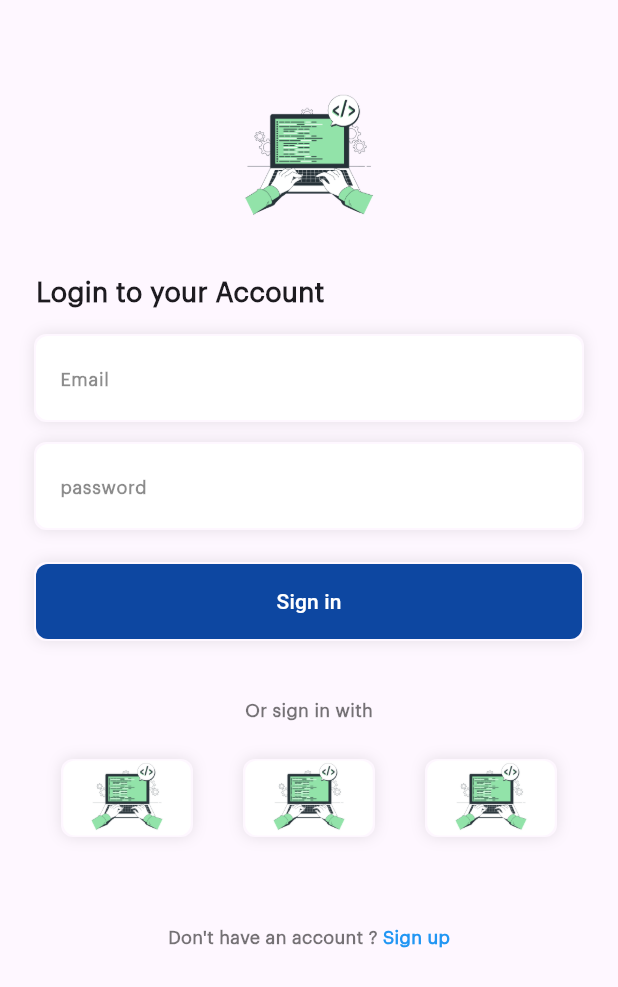
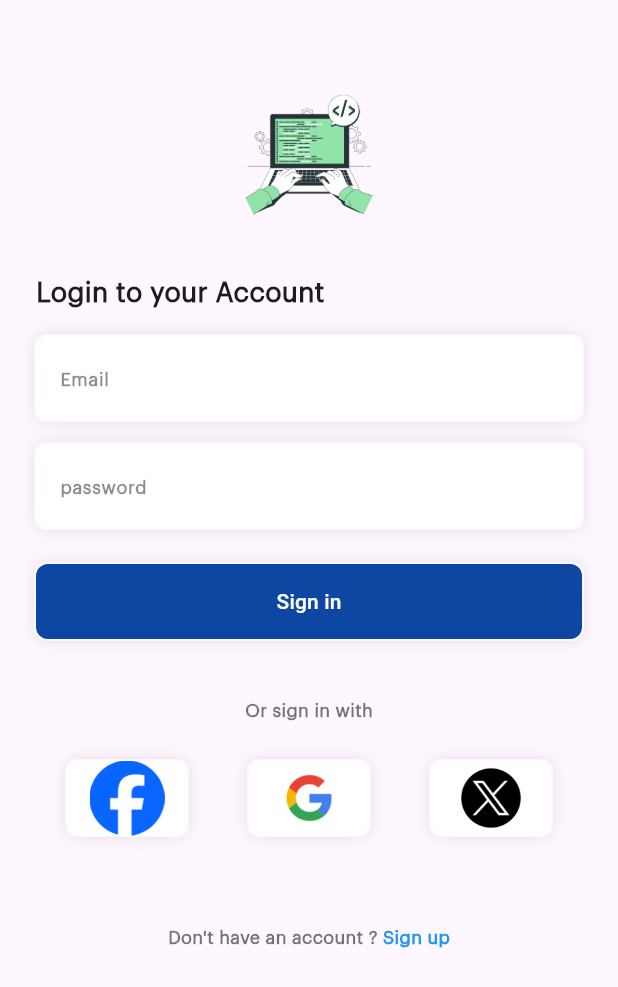
Before and after one commit to MohamedQaid/ui_flutter_app, a Flutter app: the screen it shows after launch, on a phone screen of 412 x 824 dp. Shown: the top 987 px of the screen. Run offline on Flutter 3.47's test engine with Material 3 defaults, Android fonts, the phone set to English and light mode, and no system bars.

Commit message:
update code ui1

```diff
--- a/lib/ui_1_login_and_splash/views/login_page_ui1.dart
+++ b/lib/ui_1_login_and_splash/views/login_page_ui1.dart
@@ -58,13 +58,13 @@ class LoginPageUi1 extends StatelessWidget {
                   mainAxisAlignment: MainAxisAlignment.spaceAround,
                   children: [
                     CustomIconBoxLoginUi1(
-                      pathImg: 'asset/images/logoCoding.png',
+                      pathImg: 'asset/images/ui1_png/facebook.png',
                     ),
                     CustomIconBoxLoginUi1(
-                      pathImg: 'asset/images/logoCoding.png',
+                      pathImg: 'asset/images/ui1_png/google.png',
                     ),
                     CustomIconBoxLoginUi1(
-                      pathImg: 'asset/images/logoCoding.png',
+                      pathImg: 'asset/images/ui1_png/x.png',
                     ),
                   ],
                 ),
--- a/lib/ui_1_login_and_splash/views/widgets/w_custom_icon_box_login_ui1.dart
+++ b/lib/ui_1_login_and_splash/views/widgets/w_custom_icon_box_login_ui1.dart
@@ -22,7 +22,7 @@ class CustomIconBoxLoginUi1 extends StatelessWidget {
           ]),
       child: Image.asset(
         pathImg,
-        width: 85,
+        width: 80,
         height: 50,
       ),
     );
--- a/pubspec.yaml
+++ b/pubspec.yaml
@@ -61,7 +61,7 @@ flutter:
   # To add assets to your application, add an assets section, like this:
   assets:
     - asset/images/
-    - asset/svgs/
+    - asset/images/ui1_png/
   #   - images/a_dot_ham.jpeg
 
   # An image asset can refer to one or more resolution-specific "variants", see
```
Also changed, not shown: asset/images/ui1_png/facebook.png (added), asset/images/ui1_png/google.png (added), asset/images/ui1_png/x.png (added), asset/svg/icons/google.svg (added).
